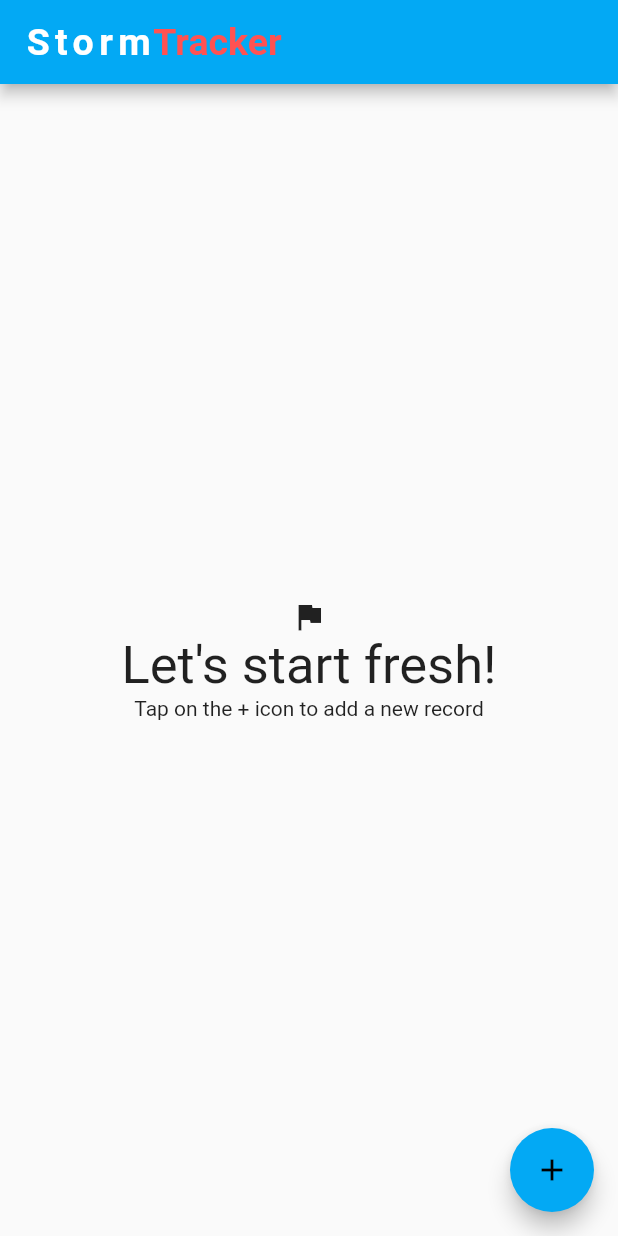
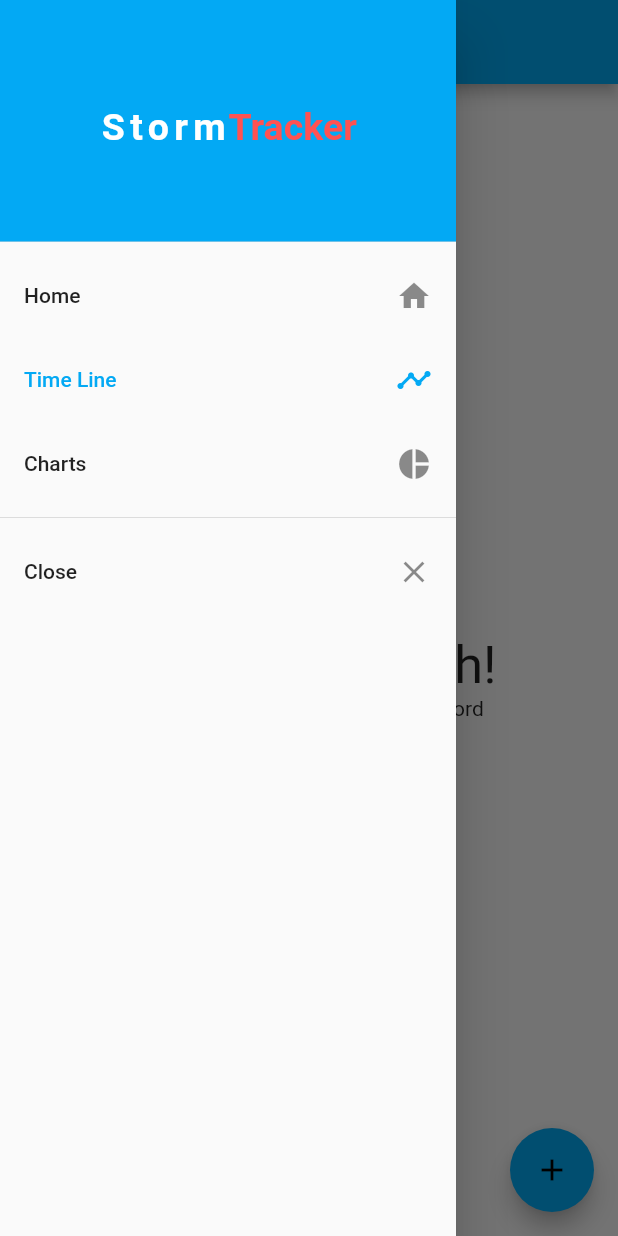
Before and after one commit to sanjul/storm-tracker, a Flutter app: the screen it shows after launch, with the side drawer open (before the commit the screen has no drawer), on a phone screen of 412 x 824 dp. Run offline on Flutter 3.47's test engine with Material 2 defaults, Android fonts, the phone set to English and light mode, and no system bars; our stand-ins replace sqflite; missing offline and left inert: side_header_list_view; accounts and stored records are empty.

Commit message:
add navigation with couple of views under construction

```diff
--- a/lib/views/home_view.dart
+++ b/lib/views/home_view.dart
@@ -1,145 +1,13 @@
 import 'package:flutter/material.dart';
-import 'package:side_header_list_view/side_header_list_view.dart';
-
-import 'package:stormtr/data/storms_data.dart';
-import 'package:stormtr/modules/storms_list_presenter.dart';
-import 'package:stormtr/ui/storm_tile.dart';
-import 'package:stormtr/ui/year_header.dart';
-import 'package:stormtr/views/storm_record_view.dart';
-import 'package:stormtr/util/AppUtil.dart';
-
-import '../ui/logo.dart';
 
 class HomeView extends StatefulWidget {
   @override
-  State<StatefulWidget> createState() {
-    return new HomeViewState();
+  _HomeViewState createState() => _HomeViewState();
+}
+
+class _HomeViewState extends State<HomeView> {
+  @override
+  Widget build(BuildContext context) {
+    return new Center(child: Text("This screen is under construction"));
   }
 }
-
-class HomeViewState extends State<HomeView> implements StormsListViewContract {
-  final GlobalKey<ScaffoldState> _scaffoldKey = new GlobalKey<ScaffoldState>();
-
-  StormsListPresenter _presenter;
-  List<Storm> _stormsList;
-  bool _loadFailed;
-
-  //constructor
-  HomeViewState() {
-    _presenter = new StormsListPresenter(this);
-  }
-
-  @override
-  void initState() {
-    super.initState();
-    _presenter.loadStormsList();
-  }
-
-  void onStormDismissCallBack(Storm storm) {
-    _presenter.deleteStorm(storm);
-    _presenter.loadStormsList();
-  }
-
-  @override
-  Widget build(BuildContext context) {
-    return new Scaffold(
-      key: _scaffoldKey,
-      appBar: new AppBar(
-        title: new Logo(25.0, MainAxisAlignment.start),
-      ),
-      body: _buildStormsListBody(),
-      // drawer: new Drawer(
-      //   child: new ListView(
-      //     children: <Widget>[
-      //       new ListTile(
-      //         title: new Text("Hello"),
-      //       )
-      //     ],
-      //   ),
-      // ),
-      floatingActionButton: new FloatingActionButton(
-        onPressed: () {
-          appUtil.gotoPage(context, new StormRecordView(null), true);
-        },
-        tooltip: 'Record a Storm',
-        child: new Icon(Icons.add),
-      ),
-    );
-  }
-
-  Widget _buildStormsListBody() {
-    if (_loadFailed == true) {
-      return new Center(child: new Text("Load failed"));
-    }
-
-    if (_stormsList == null) {
-      return new Center(child: CircularProgressIndicator());
-    }
-
-    if (_stormsList.isEmpty) {
-      return Center(
-        child: Material(
-          child: Column(
-            mainAxisAlignment: MainAxisAlignment.center,
-            children: <Widget>[
-              new Icon(Icons.flag),
-              new Text("Let's start fresh!", textScaleFactor: 2.5),
-              new Text("Tap on the + icon to add a new record"),
-            ],
-          ),
-        ),
-      );
-    }
-
-    return new SideHeaderListView(
-      itemCount: _stormsList.length,
-      itemExtend: 100.0,
-      headerBuilder: (BuildContext context, int index) {
-        return new YearHeader(_stormsList[index]);
-      },
-      itemBuilder: (BuildContext context, int index) {
-        return new Card(
-            child: StormTile(
-          _stormsList[index],
-          () => onStormDismissCallBack(_stormsList[index]),
-        ));
-      },
-      hasSameHeader: (int a, int b) {
-        return _stormsList[a].startDatetime.year ==
-            _stormsList[b].startDatetime.year;
-      },
-    );
-  }
-
-  @override
-  void onLoadStormsListComplete(List<Storm> stormsList) {
-    setState(() {
-      _stormsList = stormsList;
-      _stormsList.sort((a, b) => b.startDatetime.compareTo(a.startDatetime));
-      _loadFailed = false;
-    });
-  }
-
-  @override
-  void onError(dynamic err) {
-    _loadFailed = true;
-    print("Error occured: " + err.toString());
-    // TODO: implement onLoadStormsListError
-  }
-
-  @override
-  void onStormDeleteComplete(bool isDeleted, Storm storm) {
-    appUtil.showSnackBar(
-        _scaffoldKey.currentState, "Storm record deleted!", "Undo", () {
-      _presenter
-          .undoStormDelete(storm)
-          .then((a) => _presenter.loadStormsList());
-    });
-  }
-
-  @override
-  void onStormDeleteUndoComplete(Storm storm, int newStormId) {
-    appUtil.showSnackBar(_scaffoldKey.currentState, "Storm record restored!");
-    setState(() {});
-  }
-}
--- a/lib/views/landing_view.dart
+++ b/lib/views/landing_view.dart
@@ -1,7 +1,7 @@
 import 'package:flutter/material.dart';
+import 'package:stormtr/views/navigation/app_navigator_view.dart';
 import '../util/AppUtil.dart';
 import '../ui/logo.dart';
-import 'home_view.dart';
 
 class LandingView extends StatefulWidget {
   @override
@@ -29,7 +29,7 @@ class LandingViewState extends State<LandingView>
 
     _logoAnimation.addStatusListener((status) {
       if (status == AnimationStatus.completed) {
-        appUtil.gotoPage(context, new HomeView());
+        appUtil.gotoPage(context, new AppNavigatorView());
       }
     });
   }
--- /dev/null
+++ b/lib/views/navigation/app_navigator_view.dart
@@ -0,0 +1,65 @@
+import 'package:flutter/material.dart';
+
+import 'package:stormtr/views/navigation/appdrawer_view.dart';
+import 'package:stormtr/views/navigation/navigatable.dart';
+
+import 'package:stormtr/views/home_view.dart';
+import 'package:stormtr/views/charts_view.dart';
+import 'package:stormtr/views/timeline_view.dart';
+
+class AppNavigatorView extends StatefulWidget {
+  @override
+  AppNavigatorViewState createState() => AppNavigatorViewState();
+}
+
+class AppNavigatorViewState extends State<AppNavigatorView> {
+  List<Navigatable> _views;
+  Navigatable _currentView;
+
+  List<Navigatable> get views => _views;
+  Navigatable get currentView => this._currentView;
+
+  @override
+  void initState() {
+    /* List of views that can be loaded in home view */
+    _views = [
+      Navigatable(
+        icon: Icons.home,
+        title: "Home",
+        builder: () => HomeView(),
+      ),
+      Navigatable(
+        icon: Icons.timeline,
+        title: "Time Line",
+        builder: () => TimelineView(),
+      ),
+      Navigatable(
+        icon: Icons.pie_chart,
+        title: "Charts",
+        builder: () => ChartsView(),
+      ),
+    ];
+
+    /* Set timeline view as the default view */
+    _currentView = _views[1];
+
+    super.initState();
+  }
+
+  @override
+  Widget build(BuildContext context) {
+    return new Scaffold(
+      appBar: new AppBar(
+        title: Text(_currentView != null ? _currentView.title : null),
+      ),
+      body: _currentView.build(),
+      drawer: AppDrawer(this),
+    );
+  }
+
+  void navigateTo(Navigatable view) {
+    setState(() {
+      _currentView = view;
+    });
+  }
+}
--- /dev/null
+++ b/lib/views/navigation/appdrawer_view.dart
@@ -0,0 +1,61 @@
+import 'package:flutter/material.dart';
+import 'package:stormtr/ui/logo.dart';
+import 'package:stormtr/views/navigation/app_navigator_view.dart';
+import 'package:stormtr/views/navigation/navigatable.dart';
+
+class AppDrawer extends StatefulWidget {
+  final AppNavigatorViewState _navigatorViewState;
+  AppDrawer(this._navigatorViewState);
+
+  @override
+  State<StatefulWidget> createState() {
+    return new AppDrawerState();
+  }
+}
+
+class AppDrawerState extends State<AppDrawer> {
+  @override
+  Widget build(BuildContext context) {
+    List<Widget> _list = [
+      DrawerHeader(
+        child: new Logo(25.0, MainAxisAlignment.center),
+        decoration: BoxDecoration(
+          color: Theme.of(context).accentColor,
+        ),
+      ),
+    ];
+
+    for (Navigatable view in widget._navigatorViewState.views) {
+      _list.add(
+        ListTile(
+          selected: view == widget._navigatorViewState.currentView,
+          trailing: Icon(view.icon),
+          title: Text(view.title),
+          onTap: () {
+            Navigator.of(context).pop();
+            widget._navigatorViewState.navigateTo(view);
+          },
+        ),
+      );
+    }
+
+    _list.add(Divider());
+    _list.add(
+      ListTile(
+        trailing: Icon(Icons.close),
+        title: Text("Close"),
+        onTap: () {
+          Navigator.of(context).pop();
+        },
+      ),
+    );
+
+    return Drawer(
+      child: ListView(
+        // Important: Remove any padding from the ListView.
+        padding: EdgeInsets.zero,
+        children: _list,
+      ),
+    );
+  }
+}
--- /dev/null
+++ b/lib/views/timeline_view.dart
@@ -0,0 +1,132 @@
+import 'package:flutter/material.dart';
+import 'package:side_header_list_view/side_header_list_view.dart';
+
+import 'package:stormtr/data/storms_data.dart';
+import 'package:stormtr/modules/storms_list_presenter.dart';
+import 'package:stormtr/ui/storm_tile.dart';
+import 'package:stormtr/ui/year_header.dart';
+import 'package:stormtr/views/storm_record_view.dart';
+import 'package:stormtr/util/AppUtil.dart';
+
+
+class TimelineView extends StatefulWidget {
+  @override
+  State<StatefulWidget> createState() {
+    return new TimelineViewState();
+  }
+}
+
+class TimelineViewState extends State<TimelineView> implements StormsListViewContract {
+  final GlobalKey<ScaffoldState> _scaffoldKey = new GlobalKey<ScaffoldState>();
+
+  StormsListPresenter _presenter;
+  List<Storm> _stormsList;
+  bool _loadFailed;
+
+  //constructor
+  TimelineViewState() {
+    _presenter = new StormsListPresenter(this);
+  }
+
+  @override
+  void initState() {
+    super.initState();
+    _presenter.loadStormsList();
+  }
+
+  void onStormDismissCallBack(Storm storm) {
+    _presenter.deleteStorm(storm);
+    _presenter.loadStormsList();
+  }
+
+  @override
+  Widget build(BuildContext context) {
+    return new Scaffold(
+      key: _scaffoldKey,
+      body: _buildStormsListBody(),
+      floatingActionButton: new FloatingActionButton(
+        onPressed: () {
+          appUtil.gotoPage(context, new StormRecordView(null), true);
+        },
+        tooltip: 'Record a Storm',
+        child: new Icon(Icons.add),
+      ),
+    );
+  }
+
+  Widget _buildStormsListBody() {
+    if (_loadFailed == true) {
+      return new Center(child: new Text("Load failed"));
+    }
+
+    if (_stormsList == null) {
+      return new Center(child: CircularProgressIndicator());
+    }
+
+    if (_stormsList.isEmpty) {
+      return Center(
+        child: Material(
+          child: Column(
+            mainAxisAlignment: MainAxisAlignment.center,
+            children: <Widget>[
+              new Icon(Icons.flag),
+              new Text("Let's start fresh!", textScaleFactor: 2.5),
+              new Text("Tap on the + icon to add a new record"),
+            ],
+          ),
+        ),
+      );
+    }
+
+    return new SideHeaderListView(
+      itemCount: _stormsList.length,
+      itemExtend: 100.0,
+      headerBuilder: (BuildContext context, int index) {
+        return new YearHeader(_stormsList[index]);
+      },
+      itemBuilder: (BuildContext context, int index) {
+        return new Card(
+            child: StormTile(
+          _stormsList[index],
+          () => onStormDismissCallBack(_stormsList[index]),
+        ));
+      },
+      hasSameHeader: (int a, int b) {
+        return _stormsList[a].startDatetime.year ==
+            _stormsList[b].startDatetime.year;
+      },
+    );
+  }
+
+  @override
+  void onLoadStormsListComplete(List<Storm> stormsList) {
+    setState(() {
+      _stormsList = stormsList;
+      _stormsList.sort((a, b) => b.startDatetime.compareTo(a.startDatetime));
+      _loadFailed = false;
+    });
+  }
+
+  @override
+  void onError(dynamic err) {
+    _loadFailed = true;
+    print("Error occured: " + err.toString());
+    // TODO: implement onLoadStormsListError
+  }
+
+  @override
+  void onStormDeleteComplete(bool isDeleted, Storm storm) {
+    appUtil.showSnackBar(
+        _scaffoldKey.currentState, "Storm record deleted!", "Undo", () {
+      _presenter
+          .undoStormDelete(storm)
+          .then((a) => _presenter.loadStormsList());
+    });
+  }
+
+  @override
+  void onStormDeleteUndoComplete(Storm storm, int newStormId) {
+    appUtil.showSnackBar(_scaffoldKey.currentState, "Storm record restored!");
+    setState(() {});
+  }
+}
```
Also changed, not shown: lib/ui/storm_tile.dart (+36 -28 lines), lib/views/charts_view.dart (added, +21 -0 lines), lib/views/navigation/navigatable.dart (added, +20 -0 lines), lib/views/storm_record_view.dart (+3 -4 lines).
